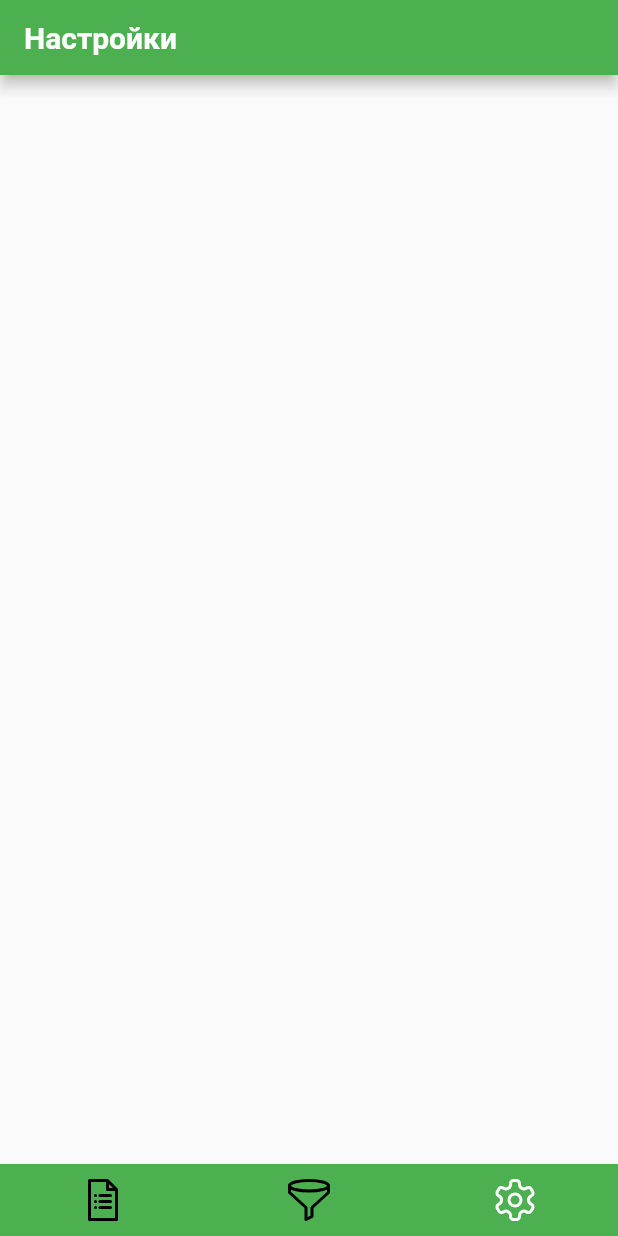
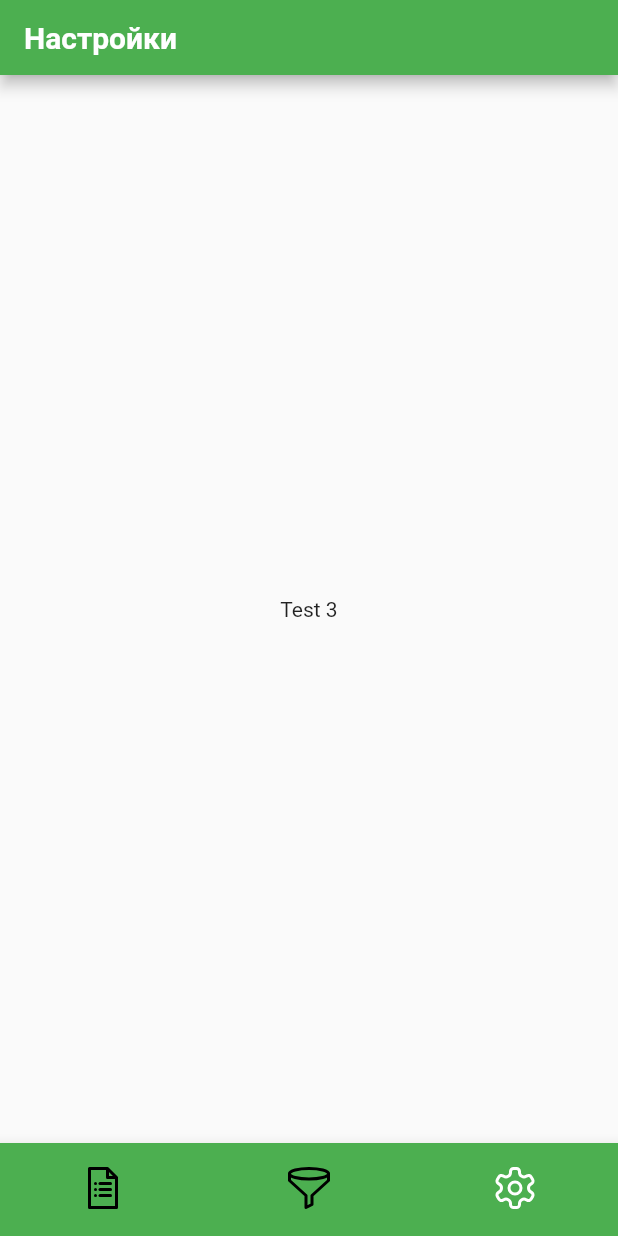
Before and after one commit to unger1984/fl-flutter, a Flutter app: the screen it shows after launch, item 3 of the bottom bar chosen, on a phone screen of 412 x 824 dp. Run offline on Flutter 3.47's test engine with Material 2 defaults, Android fonts, the phone set to English and light mode, and no system bars; our stand-ins replace flutter_hooks, flutter_svg, hooks_riverpod.

Commit message:
Page controller on tabbar

```diff
--- a/lib/src/bottom_tabbar.dart
+++ b/lib/src/bottom_tabbar.dart
@@ -6,75 +6,66 @@ import 'package:hooks_riverpod/hooks_riverpod.dart';
 import 'providers/TabbarProvider.dart';
 
 class BottomTabbar extends HookWidget {
+  final PageController pageController;
+
+  BottomTabbar({@required this.pageController});
+
   @override
   Widget build(BuildContext context) {
     final tabbarState = useProvider<TabbarProvider>(tabbarProvider);
 
-    handlePressProjetcs() {
-      if (tabbarState.active != ActiveTab.projects) {
+    handleTap(int index) {
+      switch (index) {
+        case 1:
+          tabbarState.setActive(ActiveTab.filter);
+          break;
+        case 2:
+          tabbarState.setActive(ActiveTab.settings);
+          break;
+        case 0:
+        default:
           tabbarState.setActive(ActiveTab.projects);
-        Navigator.pushNamedAndRemoveUntil(
-            context, "/projects", (route) => false);
+          break;
       }
+      this.pageController.animateToPage(index,
+          duration: const Duration(milliseconds: 500), curve: Curves.easeInOut);
     }
 
-    handlePressFilter() {
-      if (tabbarState.active != ActiveTab.filter) {
-        tabbarState.setActive(ActiveTab.filter);
-        Navigator.pushNamedAndRemoveUntil(context, "/filter", (route) => false);
-      }
-    }
-
-    handlePressSetting() {
-      if (tabbarState.active != ActiveTab.settings) {
-        tabbarState.setActive(ActiveTab.settings);
-        Navigator.pushNamedAndRemoveUntil(
-            context, "/settings", (route) => false);
-      }
-    }
-
-    return Container(
-      decoration: BoxDecoration(
-        color: Colors.green,
-      ),
-      child: Row(
-        mainAxisAlignment: MainAxisAlignment.spaceAround,
-        children: [
-          Container(
-            child: IconButton(
-              onPressed: handlePressProjetcs,
+    return BottomNavigationBar(
+      backgroundColor: Colors.green,
+      currentIndex: 0,
+      onTap: handleTap,
+      showSelectedLabels: false,
+      showUnselectedLabels: false,
+      items: [
+        BottomNavigationBarItem(
           icon: SvgPicture.asset(
             'assets/svg/projects.svg',
             color: tabbarState.active == ActiveTab.projects
                 ? Colors.white
                 : Colors.black,
           ),
+          label: '',
         ),
-          ),
-          Container(
-            child: IconButton(
-              onPressed: handlePressFilter,
+        BottomNavigationBarItem(
           icon: SvgPicture.asset(
             'assets/svg/filter.svg',
             color: tabbarState.active == ActiveTab.filter
                 ? Colors.white
                 : Colors.black,
           ),
+          label: '',
         ),
-          ),
-          Container(
-            child: IconButton(
-              onPressed: handlePressSetting,
+        BottomNavigationBarItem(
           icon: SvgPicture.asset(
             'assets/svg/settings.svg',
             color: tabbarState.active == ActiveTab.settings
                 ? Colors.white
                 : Colors.black,
           ),
-            ),
+          label: '',
         ),
       ],
-      ),
     );
   }
 }
--- /dev/null
+++ b/lib/src/scenes/scene_main.dart
@@ -0,0 +1,46 @@
+import 'package:flutter/material.dart';
+import 'package:flutter_hooks/flutter_hooks.dart';
+import 'package:hooks_riverpod/hooks_riverpod.dart';
+import 'package:mobile/src/bottom_tabbar.dart';
+import 'package:mobile/src/providers/TabbarProvider.dart';
+import 'package:mobile/src/top_appbar.dart';
+
+class SceneMain extends HookWidget {
+  @override
+  Widget build(BuildContext context) {
+    final tabbarState = useProvider<TabbarProvider>(tabbarProvider);
+    PageController _pageController =
+        useMemoized(() => PageController(initialPage: 0));
+
+    int getActiveScene() {
+      switch (tabbarState.active) {
+        case ActiveTab.projects:
+          return 0;
+        case ActiveTab.filter:
+          return 1;
+        case ActiveTab.settings:
+          return 2;
+      }
+    }
+
+    return Scaffold(
+      appBar: TopAppBar(),
+      body: PageView(
+        controller: _pageController,
+        physics: new NeverScrollableScrollPhysics(),
+        children: [
+          Center(
+            child: Text('Test 1'),
+          ),
+          Center(
+            child: Text('Test 2'),
+          ),
+          Center(
+            child: Text('Test 3'),
+          ),
+        ],
+      ),
+      bottomNavigationBar: BottomTabbar(pageController: _pageController),
+    );
+  }
+}
--- a/lib/src/scenes/scene_settings.dart
+++ /dev/null
@@ -1,14 +0,0 @@
-import 'package:flutter/material.dart';
-import 'package:flutter_hooks/flutter_hooks.dart';
-import 'package:mobile/src/bottom_tabbar.dart';
-import 'package:mobile/src/top_appbar.dart';
-
-class SceneSettings extends HookWidget {
-  @override
-  Widget build(BuildContext context) {
-    return Scaffold(
-      appBar: TopAppBar(),
-      bottomNavigationBar: BottomTabbar(),
-    );
-  }
-}
```
Also changed, not shown: lib/main.dart (+4 -7 lines), lib/src/scenes/scene_filter.dart (deleted, +0 -14 lines), lib/src/scenes/scene_projects.dart (deleted, +0 -14 lines). Lines whose indentation alone changed are shown as unchanged.
